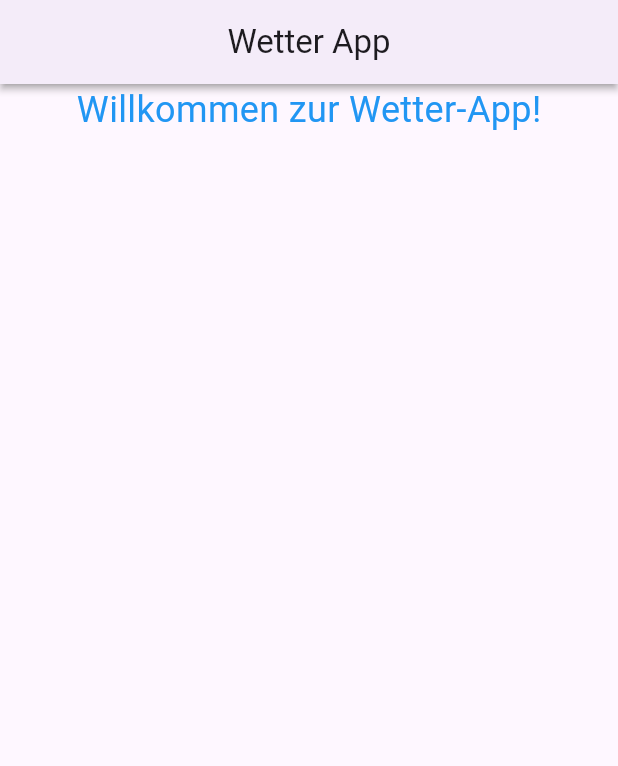
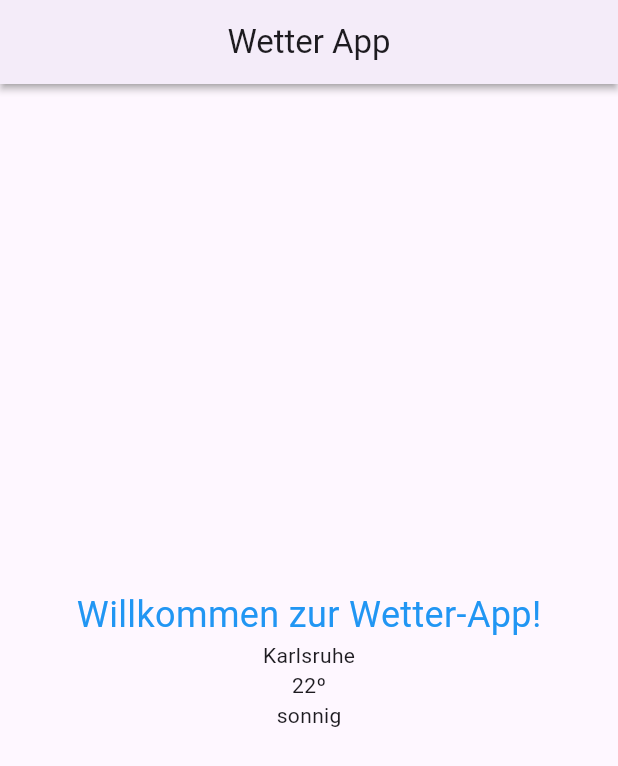
Before and after one commit to Sascha-create/simple_weather_app, a Flutter app: the screen it shows after launch, on a phone screen of 412 x 824 dp. Shown: the top 766 px of the screen. Run offline on Flutter 3.47's test engine with Material 3 defaults, Android fonts, the phone set to English and light mode, and no system bars.

Commit message:
added location, degree and weather

```diff
--- a/lib/main.dart
+++ b/lib/main.dart
@@ -30,11 +30,15 @@ class WeatherApp extends StatelessWidget {
       body: const SafeArea(
         child: Center(
           child: Column(
+            mainAxisAlignment: MainAxisAlignment.center,
             children: [
               Text(
                 "Willkommen zur Wetter-App!",
                 style: TextStyle(fontSize: 24, color: Colors.blue),
-              )
+              ),
+              Text("Karlsruhe"),
+              Text("22º"),
+              Text("sonnig"),
             ],
           ),
         ),
```
